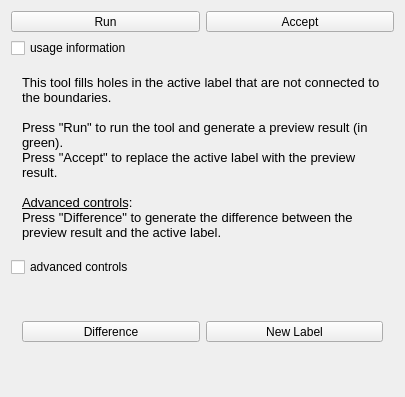
Qt form Modules/SegmentationUI/Qmitk/QmitkFillHolesTool3DGUIControls.ui (MITK/MITK) before a commit.
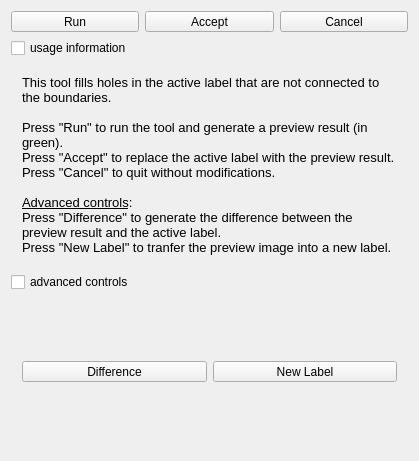
The same form after that commit. Icons and pictures are not drawn.

Commit message:
added keep largest N connected regions tool
also several improvements in other tools

```diff
--- a/Modules/SegmentationUI/Qmitk/QmitkFillHolesTool3DGUIControls.ui
+++ b/Modules/SegmentationUI/Qmitk/QmitkFillHolesTool3DGUIControls.ui
@@ -6,8 +6,8 @@
    <rect>
     <x>0</x>
     <y>0</y>
-    <width>405</width>
-    <height>397</height>
+    <width>419</width>
+    <height>461</height>
    </rect>
   </property>
   <property name="sizePolicy">
@@ -113,6 +113,47 @@
        </property>
       </widget>
      </item>
+     <item>
+      <widget class="QToolButton" name="m_pbCancel">
+       <property name="enabled">
+        <bool>true</bool>
+       </property>
+       <property name="sizePolicy">
+        <sizepolicy hsizetype="Minimum" vsizetype="Fixed">
+         <horstretch>0</horstretch>
+         <verstretch>0</verstretch>
+        </sizepolicy>
+       </property>
+       <property name="toolTip">
+        <string>Quit without doing any modification</string>
+       </property>
+       <property name="text">
+        <string>Cancel</string>
+       </property>
+       <property name="icon">
+        <iconset resource="../resources/SegmentationUI.qrc">
+         <normaloff>:/Qmitk/Cancel_48x48.png</normaloff>:/Qmitk/Cancel_48x48.png</iconset>
+       </property>
+       <property name="iconSize">
+        <size>
+         <width>24</width>
+         <height>24</height>
+        </size>
+       </property>
+       <property name="checkable">
+        <bool>false</bool>
+       </property>
+       <property name="checked">
+        <bool>false</bool>
+       </property>
+       <property name="toolButtonStyle">
+        <enum>Qt::ToolButtonTextUnderIcon</enum>
+       </property>
+       <property name="arrowType">
+        <enum>Qt::NoArrow</enum>
+       </property>
+      </widget>
+     </item>
     </layout>
    </item>
    <item>
@@ -133,12 +174,6 @@
      <layout class="QVBoxLayout" name="verticalLayout_3">
       <item>
        <widget class="QLabel" name="lblInfo">
-        <property name="maximumSize">
-         <size>
-          <width>400</width>
-          <height>16777215</height>
-         </size>
-        </property>
         <property name="text">
          <string>&lt;!DOCTYPE HTML PUBLIC &quot;-//W3C//DTD HTML 4.0//EN&quot; &quot;http://www.w3.org/TR/REC-html40/strict.dtd&quot;&gt;
 &lt;html&gt;&lt;head&gt;&lt;meta name=&quot;qrichtext&quot; content=&quot;1&quot; /&gt;&lt;style type=&quot;text/css&quot;&gt;
@@ -148,9 +183,11 @@
 &lt;p style=&quot;-qt-paragraph-type:empty; margin-top:0px; margin-bottom:0px; margin-left:0px; margin-right:0px; -qt-block-indent:0; text-indent:0px; font-family:'Sans'; font-size:10pt;&quot;&gt;&lt;br /&gt;&lt;/p&gt;
 &lt;p style=&quot; margin-top:0px; margin-bottom:0px; margin-left:0px; margin-right:0px; -qt-block-indent:0; text-indent:0px;&quot;&gt;&lt;span style=&quot; font-family:'Sans'; font-size:10pt;&quot;&gt;Press &amp;quot;Run&amp;quot; to run the tool and generate a preview result (in green).&lt;/span&gt;&lt;/p&gt;
 &lt;p style=&quot; margin-top:0px; margin-bottom:0px; margin-left:0px; margin-right:0px; -qt-block-indent:0; text-indent:0px;&quot;&gt;&lt;span style=&quot; font-family:'Sans'; font-size:10pt;&quot;&gt;Press &amp;quot;Accept&amp;quot; to replace the active label with the preview result.&lt;/span&gt;&lt;/p&gt;
+&lt;p style=&quot; margin-top:0px; margin-bottom:0px; margin-left:0px; margin-right:0px; -qt-block-indent:0; text-indent:0px;&quot;&gt;&lt;span style=&quot; font-family:'Sans'; font-size:10pt;&quot;&gt;Press &amp;quot;Cancel&amp;quot; to quit without modifications.&lt;/span&gt;&lt;/p&gt;
 &lt;p style=&quot;-qt-paragraph-type:empty; margin-top:0px; margin-bottom:0px; margin-left:0px; margin-right:0px; -qt-block-indent:0; text-indent:0px; font-family:'Sans'; font-size:10pt;&quot;&gt;&lt;br /&gt;&lt;/p&gt;
 &lt;p style=&quot; margin-top:0px; margin-bottom:0px; margin-left:0px; margin-right:0px; -qt-block-indent:0; text-indent:0px;&quot;&gt;&lt;span style=&quot; font-family:'Sans'; font-size:10pt; text-decoration: underline;&quot;&gt;Advanced controls&lt;/span&gt;&lt;span style=&quot; font-family:'Sans'; font-size:10pt;&quot;&gt;:&lt;/span&gt;&lt;/p&gt;
-&lt;p style=&quot; margin-top:0px; margin-bottom:0px; margin-left:0px; margin-right:0px; -qt-block-indent:0; text-indent:0px;&quot;&gt;&lt;span style=&quot; font-family:'Sans'; font-size:10pt;&quot;&gt;Press &amp;quot;Difference&amp;quot; to generate the difference between the preview result and the active label.&lt;/span&gt;&lt;/p&gt;&lt;/body&gt;&lt;/html&gt;</string>
+&lt;p style=&quot; margin-top:0px; margin-bottom:0px; margin-left:0px; margin-right:0px; -qt-block-indent:0; text-indent:0px;&quot;&gt;&lt;span style=&quot; font-family:'Sans'; font-size:10pt;&quot;&gt;Press &amp;quot;Difference&amp;quot; to generate the difference between the preview result and the active label.&lt;/span&gt;&lt;/p&gt;
+&lt;p style=&quot; margin-top:0px; margin-bottom:0px; margin-left:0px; margin-right:0px; -qt-block-indent:0; text-indent:0px;&quot;&gt;&lt;span style=&quot; font-family:'Sans'; font-size:10pt;&quot;&gt;Press &amp;quot;New Label&amp;quot; to tranfer the preview image into a new label.&lt;/span&gt;&lt;/p&gt;&lt;/body&gt;&lt;/html&gt;</string>
         </property>
         <property name="alignment">
          <set>Qt::AlignVCenter</set>
```
Left out of the diff: 8 changed lines with no effect on the pictures. The commit also changes 34 other files.
